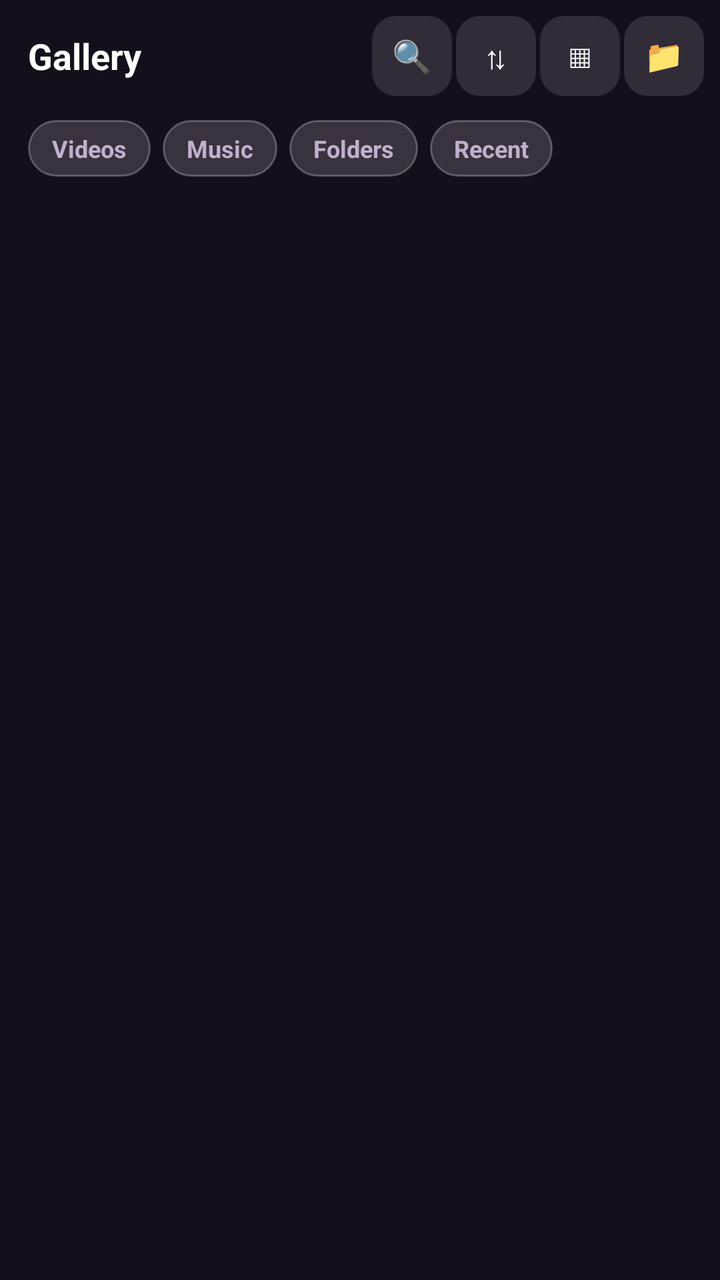
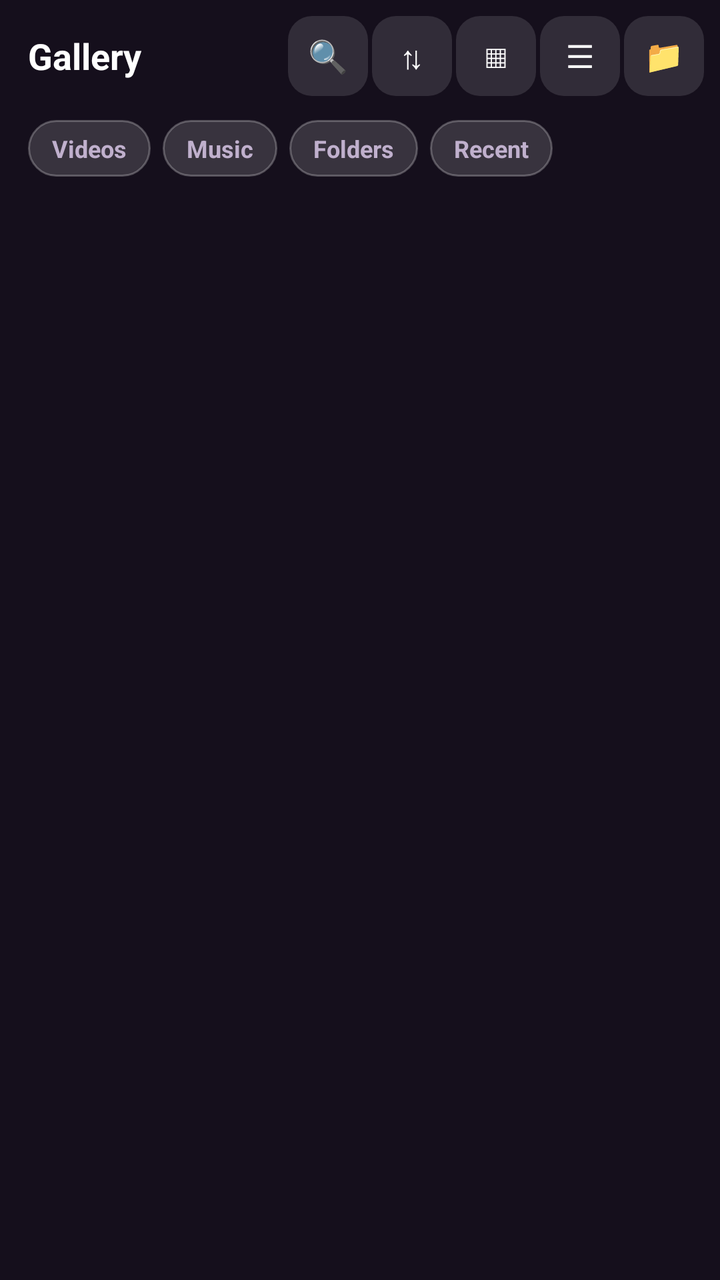

Screens rendered from an Android XML layout before and after an edit, with the pre-edit source and the edit as a unified diff.
<!-- AndroidManifest.xml: activity theme FilePickerTheme -->
<!-- res/layout/activity_gallery.xml -->
<?xml version="1.0" encoding="utf-8"?>
<FrameLayout xmlns:android="http://schemas.android.com/apk/res/android"
    android:layout_width="match_parent"
    android:layout_height="match_parent"
    android:background="@color/home_bg">

    <LinearLayout
        android:layout_width="match_parent"
        android:layout_height="match_parent"
        android:orientation="vertical">

        
        <LinearLayout
            android:layout_width="match_parent"
            android:layout_height="wrap_content"
            android:gravity="center_vertical"
            android:orientation="horizontal"
            android:paddingStart="14dp"
            android:paddingTop="8dp"
            android:paddingEnd="8dp"
            android:paddingBottom="4dp">

            <TextView
                android:layout_width="0dp"
                android:layout_height="wrap_content"
                android:layout_weight="1"
                android:text="@string/gallery_title"
                android:textColor="@color/home_text"
                android:textSize="18sp"
                android:textStyle="bold" />

            <TextView
                android:id="@+id/btnSearch"
                style="@style/GalleryTopButton"
                android:contentDescription="@string/gallery_search_hint"
                android:text="🔍" />

            <TextView
                android:id="@+id/btnSort"
                style="@style/GalleryTopButton"
                android:contentDescription="@string/gallery_sort"
                android:text="⇅" />

            <TextView
                android:id="@+id/btnGrid"
                style="@style/GalleryTopButton"
                android:contentDescription="@string/gallery_columns_btn"
                android:text="▦" />

            <TextView
                android:id="@+id/btnBrowse"
                style="@style/GalleryTopButton"
                android:contentDescription="@string/gallery_perm_browse"
                android:text="📁" />
        </LinearLayout>

        <EditText
            android:id="@+id/searchBox"
            android:layout_width="match_parent"
            android:layout_height="wrap_content"
            android:layout_marginStart="14dp"
            android:layout_marginTop="2dp"
            android:layout_marginEnd="14dp"
            android:background="@drawable/gallery_search_bg"
            android:hint="@string/gallery_search_hint"
            android:imeOptions="actionSearch"
            android:inputType="text"
            android:maxLines="1"
            android:paddingStart="12dp"
            android:paddingTop="8dp"
            android:paddingEnd="12dp"
            android:paddingBottom="8dp"
            android:textColor="@color/home_text"
            android:textColorHint="@color/home_text_dim"
            android:textSize="13sp"
            android:visibility="gone" />

        <LinearLayout
            android:layout_width="match_parent"
            android:layout_height="wrap_content"
            android:orientation="horizontal"
            android:paddingStart="14dp"
            android:paddingTop="8dp"
            android:paddingEnd="14dp"
            android:paddingBottom="2dp">

            <TextView
                android:id="@+id/tabVideos"
                style="@style/GalleryChip"
                android:text="@string/gallery_tab_videos" />

            <TextView
                android:id="@+id/tabMusic"
                style="@style/GalleryChip"
                android:text="@string/gallery_tab_music" />

            <TextView
                android:id="@+id/tabFolders"
                style="@style/GalleryChip"
                android:text="@string/gallery_tab_folders" />

            <TextView
                android:id="@+id/tabRecent"
                style="@style/GalleryChip"
                android:text="@string/gallery_tab_recent" />
        </LinearLayout>

        <TextView
            android:id="@+id/statusText"
            android:layout_width="match_parent"
            android:layout_height="wrap_content"
            android:paddingStart="16dp"
            android:paddingTop="6dp"
            android:paddingEnd="16dp"
            android:paddingBottom="2dp"
            android:textColor="@color/home_text_dim"
            android:textSize="11sp" />

        <androidx.recyclerview.widget.RecyclerView
            android:id="@+id/gridList"
            android:layout_width="match_parent"
            android:layout_height="0dp"
            android:layout_weight="1"
            android:clipToPadding="false"
            android:paddingStart="8dp"
            android:paddingTop="2dp"
            android:paddingEnd="8dp"
            android:paddingBottom="12dp" />
    </LinearLayout>

    
    <LinearLayout
        android:id="@+id/permBox"
        android:layout_width="match_parent"
        android:layout_height="match_parent"
        android:background="@color/home_bg"
        android:gravity="center"
        android:orientation="vertical"
        android:padding="28dp"
        android:visibility="gone">

        <TextView
            android:layout_width="wrap_content"
            android:layout_height="wrap_content"
            android:text="🎬"
            android:textSize="34sp" />

        <TextView
            android:layout_width="match_parent"
            android:layout_height="wrap_content"
            android:layout_marginTop="10dp"
            android:gravity="center"
            android:text="@string/gallery_perm_title"
            android:textColor="@color/home_text"
            android:textSize="16sp"
            android:textStyle="bold" />

        <TextView
            android:layout_width="match_parent"
            android:layout_height="wrap_content"
            android:layout_marginTop="8dp"
            android:gravity="center"
            android:lineSpacingExtra="3dp"
            android:text="@string/gallery_perm_body"
            android:textColor="@color/home_text_dim"
            android:textSize="12.5sp" />

        <Button
            android:id="@+id/permAllow"
            android:layout_width="wrap_content"
            android:layout_height="wrap_content"
            android:layout_marginTop="18dp"
            android:background="@drawable/gallery_primary_btn"
            android:paddingStart="24dp"
            android:paddingEnd="24dp"
            android:text="@string/gallery_perm_allow"
            android:textColor="@color/home_text"
            android:textStyle="bold" />

        <Button
            android:id="@+id/permBrowse"
            android:layout_width="wrap_content"
            android:layout_height="wrap_content"
            android:layout_marginTop="6dp"
            android:background="?android:attr/selectableItemBackground"
            android:text="@string/gallery_perm_browse"
            android:textColor="@color/home_text_dim" />
    </LinearLayout>
</FrameLayout>
<!-- resources referenced by this layout -->
<resources>
  <color name="home_bg">#FF150F1C</color>
  <color name="home_text">#FFFFFFFF</color>
  <color name="home_text_dim">#FFC0B0CD</color>
  <!-- drawable gallery_primary_btn (drawable) -->
  <?xml version="1.0" encoding="utf-8"?>
  <shape xmlns:android="http://schemas.android.com/apk/res/android"
      android:shape="rectangle">
      <solid android:color="@color/home_card" />
      <corners android:radius="22dp" />
  </shape>
  <!-- drawable gallery_search_bg (drawable) -->
  <?xml version="1.0" encoding="utf-8"?>
  <shape xmlns:android="http://schemas.android.com/apk/res/android"
      android:shape="rectangle">
      <solid android:color="#1FFFFFFF" />
      <stroke
          android:width="1dp"
          android:color="#40FFFFFF" />
      <corners android:radius="12dp" />
  </shape>
  <string name="gallery_columns_btn">Grid columns</string>
  <string name="gallery_perm_allow">Allow</string>
  <string name="gallery_perm_body">Videos aur music ki list banane ke liye ek dafa permission chahiye (Android ka MediaStore). Sirf padhne ki ijazat \u2014 kuch upload ya edit nahi hota.</string>
  <string name="gallery_perm_browse">File browser</string>
  <string name="gallery_perm_title">Media dikhane ki ijazat do</string>
  <string name="gallery_search_hint">Naam se search karo\u2026</string>
  <string name="gallery_sort">Sort</string>
  <string name="gallery_tab_folders">Folders</string>
  <string name="gallery_tab_music">Music</string>
  <string name="gallery_tab_recent">Recent</string>
  <string name="gallery_tab_videos">Videos</string>
  <string name="gallery_title">Gallery</string>
  <style name="GalleryTopButton">
          <item name="android:layout_width">40dp</item>
          <item name="android:layout_height">40dp</item>
          <item name="android:layout_marginStart">2dp</item>
          <item name="android:background">@drawable/gallery_btn_bg</item>
          <item name="android:gravity">center</item>
          <item name="android:textColor">@color/home_text</item>
          <item name="android:textSize">16sp</item>
          <item name="android:clickable">true</item>
          <item name="android:focusable">true</item>
      </style>
  <style name="FilePickerTheme" parent="Theme.AppCompat">
          <item name="nnf_separator_color">@color/primary</item>
  
          
          <item name="colorPrimary">@color/primary</item>
          <item name="colorPrimaryDark">@color/primary_dark</item>
          <item name="colorAccent">@color/accent</item>
  
          
          <item name="alertDialogTheme">@style/FilePickerTheme.AlertDialog</item>
          <item name="android:textColorPrimary">@android:color/background_light</item>
          <item name="android:textColorLink">@android:color/background_light</item>
      </style>
  <color name="home_card">#FF6D3C8C</color>
  <!-- drawable gallery_chip_off (drawable) -->
  <?xml version="1.0" encoding="utf-8"?>
  <shape xmlns:android="http://schemas.android.com/apk/res/android"
      android:shape="rectangle">
      <solid android:color="#26FFFFFF" />
      <stroke
          android:width="1dp"
          android:color="#40FFFFFF" />
      <corners android:radius="18dp" />
  </shape>
  <!-- drawable gallery_btn_bg (drawable) -->
  <?xml version="1.0" encoding="utf-8"?>
  <ripple xmlns:android="http://schemas.android.com/apk/res/android"
      android:color="#33FFFFFF">
      <item>
          <shape android:shape="rectangle">
              <solid android:color="#1FFFFFFF" />
              <corners android:radius="12dp" />
          </shape>
      </item>
  </ripple>
  <item name="primary" type="color">#722b72</item>
  <item name="primary_dark" type="color">@color/primary</item>
  <item name="accent" type="color">@color/primary</item>
  <style name="FilePickerTheme.AlertDialog" parent="Theme.AppCompat.Dialog.Alert">
          <item name="colorPrimary">@color/primary</item>
          <item name="colorPrimaryDark">@color/primary_dark</item>
      </style>
  <!-- unchanged entries left out for length: 1 -->
</resources>

<!-- the commit's change to res/layout/activity_gallery.xml (unified diff, before → after) -->
@@ -46,6 +46,12 @@
                 style="@style/GalleryTopButton"
                 android:contentDescription="@string/gallery_columns_btn"
                 android:text="▦" />
+
+            <TextView
+                android:id="@+id/btnHome"
+                style="@style/GalleryTopButton"
+                android:contentDescription="@string/gallery_old_home"
+                android:text="☰" />
 
             <TextView
                 android:id="@+id/btnBrowse"
<!-- resource entries referenced after the edit -->
@@ -21,6 +21,7 @@
       <corners android:radius="12dp" />
   </shape>
   <string name="gallery_columns_btn">Grid columns</string>
+  <string name="gallery_old_home">Purana home (tools)</string>
   <string name="gallery_perm_allow">Allow</string>
   <string name="gallery_perm_body">Videos aur music ki list banane ke liye ek dafa permission chahiye (Android ka MediaStore). Sirf padhne ki ijazat \u2014 kuch upload ya edit nahi hota.</string>
   <string name="gallery_perm_browse">File browser</string>
